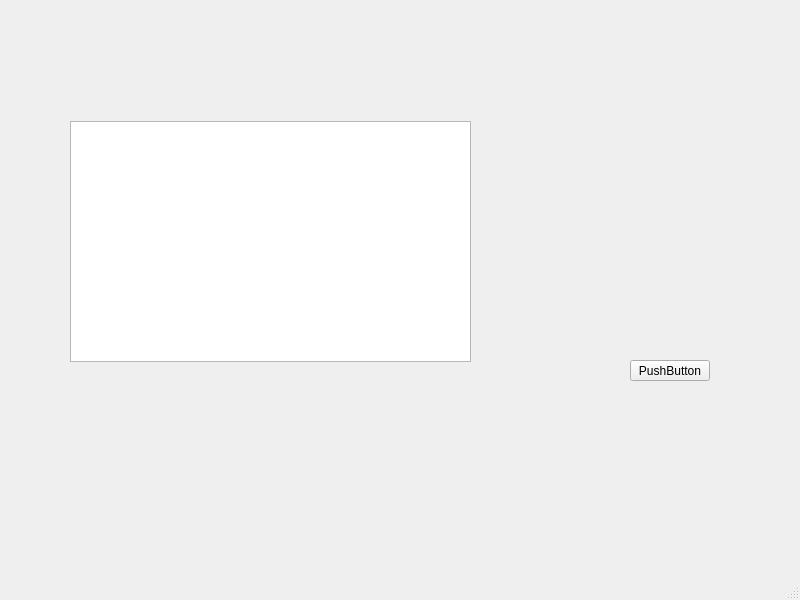
Soma247/Rocket, file Gui/workwindow.ui: the form before one commit.
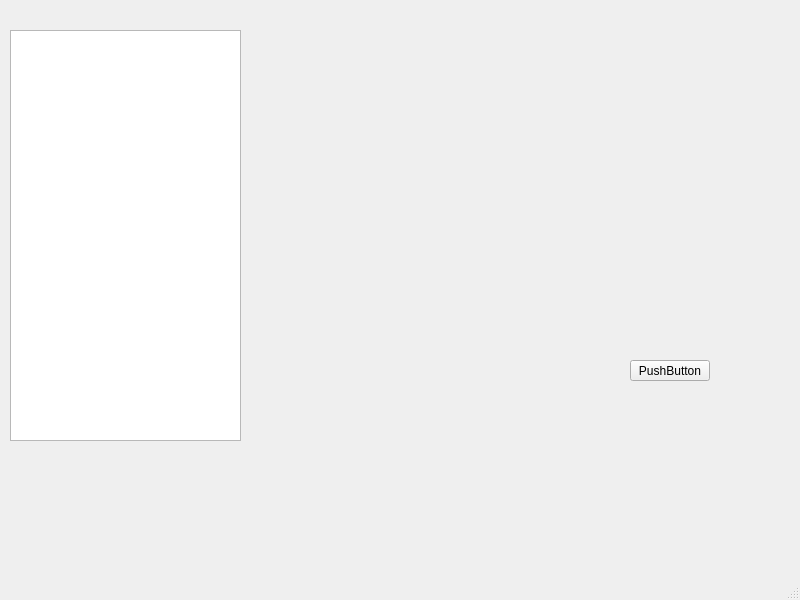
The form after the commit.

```diff
--- a/Gui/workwindow.ui
+++ b/Gui/workwindow.ui
@@ -17,15 +17,18 @@
    <widget class="QTreeView" name="treeView">
     <property name="geometry">
      <rect>
-      <x>70</x>
-      <y>121</y>
-      <width>401</width>
-      <height>241</height>
+      <x>10</x>
+      <y>30</y>
+      <width>231</width>
+      <height>411</height>
      </rect>
     </property>
     <property name="editTriggers">
      <set>QAbstractItemView::NoEditTriggers</set>
     </property>
+    <attribute name="headerVisible">
+     <bool>false</bool>
+    </attribute>
    </widget>
    <widget class="QPushButton" name="pushButton">
     <property name="geometry">
```
Left out of the diff: 3 changed lines with no effect on the pictures.
